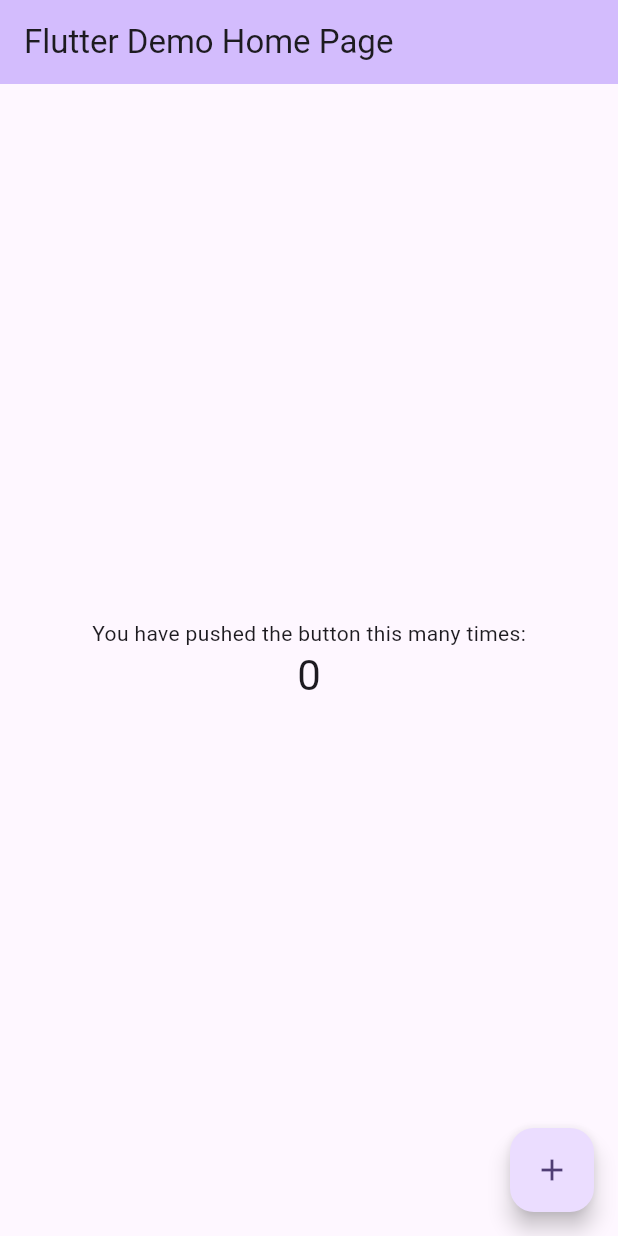
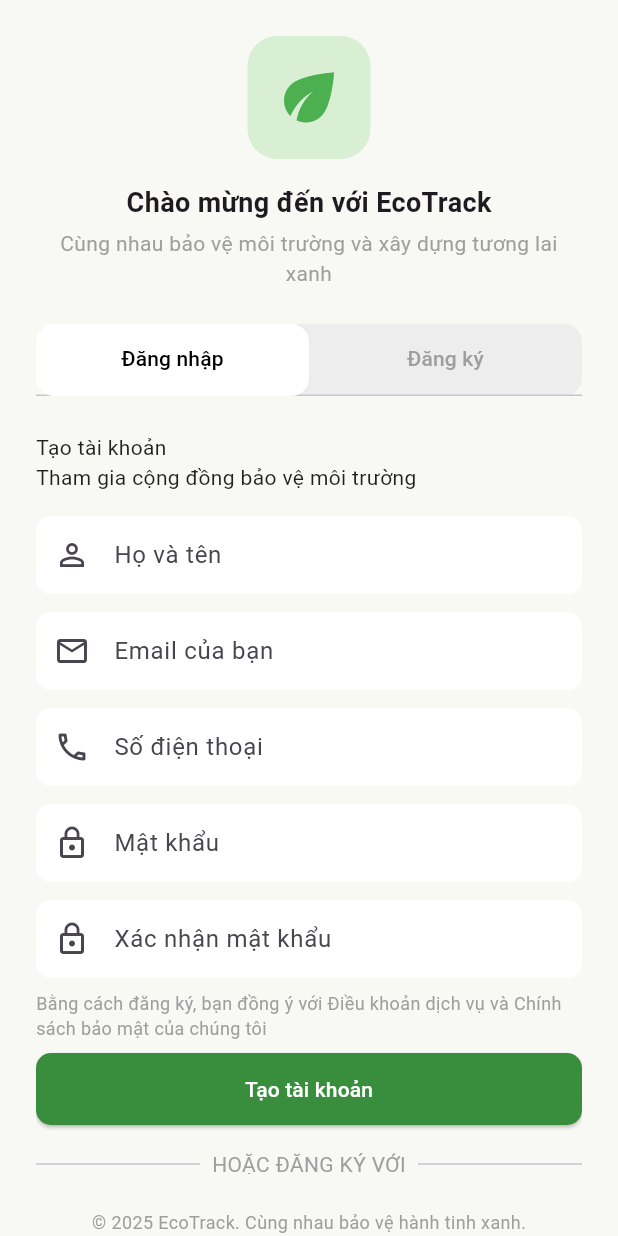
Before and after one commit to Danghoang2004/CapsTone_1_EcoTrack, a Flutter app: the screen it shows after launch, on a phone screen of 412 x 824 dp. Run offline on Flutter 3.47's test engine with Material 3 defaults, Android fonts, the phone set to English and light mode, and no system bars; our stand-ins replace font_awesome_flutter.

Commit message:
frontend register

```diff
--- a/Front_end/ux_ecotrack/lib/main.dart
+++ b/Front_end/ux_ecotrack/lib/main.dart
@@ -1,122 +1,308 @@
 import 'package:flutter/material.dart';
+import 'package:font_awesome_flutter/font_awesome_flutter.dart';
 
-void main() {
-  runApp(const MyApp());
+void main() async {
+  WidgetsFlutterBinding.ensureInitialized();
+  runApp(const EcoTrackApp());
 }
 
-class MyApp extends StatelessWidget {
-  const MyApp({super.key});
+class EcoTrackApp extends StatelessWidget {
+  const EcoTrackApp({super.key});
 
-  // This widget is the root of your application.
   @override
   Widget build(BuildContext context) {
     return MaterialApp(
-      title: 'Flutter Demo',
+      debugShowCheckedModeBanner: false,
+      title: 'EcoTrack',
       theme: ThemeData(
-        // This is the theme of your application.
-        //
-        // TRY THIS: Try running your application with "flutter run". You'll see
-        // the application has a purple toolbar. Then, without quitting the app,
-        // try changing the seedColor in the colorScheme below to Colors.green
-        // and then invoke "hot reload" (save your changes or press the "hot
-        // reload" button in a Flutter-supported IDE, or press "r" if you used
-        // the command line to start the app).
-        //
-        // Notice that the counter didn't reset back to zero; the application
-        // state is not lost during the reload. To reset the state, use hot
-        // restart instead.
-        //
-        // This works for code too, not just values: Most code changes can be
-        // tested with just a hot reload.
-        colorScheme: ColorScheme.fromSeed(seedColor: Colors.deepPurple),
+        primaryColor: Colors.green.shade700,
+        scaffoldBackgroundColor: const Color(0xFFF8F9F4),
+        inputDecorationTheme: InputDecorationTheme(
+          filled: true,
+          fillColor: Colors.white,
+          contentPadding: const EdgeInsets.symmetric(
+            horizontal: 16,
+            vertical: 14,
+          ),
+          border: OutlineInputBorder(
+            borderRadius: BorderRadius.circular(10),
+            borderSide: BorderSide.none,
+          ),
+        ),
       ),
-      home: const MyHomePage(title: 'Flutter Demo Home Page'),
+      home: const AuthScreen(),
     );
   }
 }
 
-class MyHomePage extends StatefulWidget {
-  const MyHomePage({super.key, required this.title});
-
-  // This widget is the home page of your application. It is stateful, meaning
-  // that it has a State object (defined below) that contains fields that affect
-  // how it looks.
-
-  // This class is the configuration for the state. It holds the values (in this
-  // case the title) provided by the parent (in this case the App widget) and
-  // used by the build method of the State. Fields in a Widget subclass are
-  // always marked "final".
-
-  final String title;
+class AuthScreen extends StatefulWidget {
+  const AuthScreen({super.key});
 
   @override
-  State<MyHomePage> createState() => _MyHomePageState();
+  State<AuthScreen> createState() => _AuthScreenState();
 }
 
-class _MyHomePageState extends State<MyHomePage> {
-  int _counter = 0;
+class _AuthScreenState extends State<AuthScreen>
+    with SingleTickerProviderStateMixin {
+  late TabController _tabController;
 
-  void _incrementCounter() {
+  // Controllers cho các ô nhập
+  final _regNameController = TextEditingController();
+  final _regEmailController = TextEditingController();
+  final _regPhoneController = TextEditingController();
+  final _regPasswordController = TextEditingController();
+  final _regConfirmPasswordController = TextEditingController();
+
+  String? _errorMessage; // Hiển thị thông báo lỗi
+
+  @override
+  void initState() {
+    super.initState();
+    _tabController = TabController(length: 2, vsync: this);
+  }
+
+  void _showError(String? message) {
     setState(() {
-      // This call to setState tells the Flutter framework that something has
-      // changed in this State, which causes it to rerun the build method below
-      // so that the display can reflect the updated values. If we changed
-      // _counter without calling setState(), then the build method would not be
-      // called again, and so nothing would appear to happen.
-      _counter++;
+      _errorMessage = message;
     });
+  }
+
+  void _register() {
+    final name = _regNameController.text.trim();
+    final email = _regEmailController.text.trim();
+    final phone = _regPhoneController.text.trim();
+    final password = _regPasswordController.text.trim();
+    final confirm = _regConfirmPasswordController.text.trim();
+
+    if (name.isEmpty ||
+        email.isEmpty ||
+        phone.isEmpty ||
+        password.isEmpty ||
+        confirm.isEmpty) {
+      _showError("⚠️ Vui lòng điền đầy đủ thông tin đăng ký!");
+      return;
+    }
+
+    if (!RegExp(r'^[\w-\.]+@([\w-]+\.)+[\w-]{2,4}$').hasMatch(email)) {
+      _showError("⚠️ Địa chỉ email không hợp lệ!");
+      return;
+    }
+
+    if (password.length < 8) {
+      _showError("⚠️ Mật khẩu phải có ít nhất 8 ký tự!");
+      return;
+    }
+
+    if (password != confirm) {
+      _showError("⚠️ Mật khẩu xác nhận không khớp!");
+      return;
+    }
+
+    _showError(null);
+    ScaffoldMessenger.of(
+      context,
+    ).showSnackBar(const SnackBar(content: Text("Đang tạo tài khoản...")));
   }
 
   @override
   Widget build(BuildContext context) {
-    // This method is rerun every time setState is called, for instance as done
-    // by the _incrementCounter method above.
-    //
-    // The Flutter framework has been optimized to make rerunning build methods
-    // fast, so that you can just rebuild anything that needs updating rather
-    // than having to individually change instances of widgets.
+    final green = Colors.green.shade700;
+
     return Scaffold(
-      appBar: AppBar(
-        // TRY THIS: Try changing the color here to a specific color (to
-        // Colors.amber, perhaps?) and trigger a hot reload to see the AppBar
-        // change color while the other colors stay the same.
-        backgroundColor: Theme.of(context).colorScheme.inversePrimary,
-        // Here we take the value from the MyHomePage object that was created by
-        // the App.build method, and use it to set our appbar title.
-        title: Text(widget.title),
-      ),
-      body: Center(
-        // Center is a layout widget. It takes a single child and positions it
-        // in the middle of the parent.
-        child: Column(
-          // Column is also a layout widget. It takes a list of children and
-          // arranges them vertically. By default, it sizes itself to fit its
-          // children horizontally, and tries to be as tall as its parent.
-          //
-          // Column has various properties to control how it sizes itself and
-          // how it positions its children. Here we use mainAxisAlignment to
-          // center the children vertically; the main axis here is the vertical
-          // axis because Columns are vertical (the cross axis would be
-          // horizontal).
-          //
-          // TRY THIS: Invoke "debug painting" (choose the "Toggle Debug Paint"
-          // action in the IDE, or press "p" in the console), to see the
-          // wireframe for each widget.
-          mainAxisAlignment: MainAxisAlignment.center,
-          children: <Widget>[
-            const Text('You have pushed the button this many times:'),
-            Text(
-              '$_counter',
-              style: Theme.of(context).textTheme.headlineMedium,
-            ),
-          ],
+      body: SafeArea(
+        child: SingleChildScrollView(
+          padding: const EdgeInsets.all(24),
+          keyboardDismissBehavior: ScrollViewKeyboardDismissBehavior.onDrag,
+          child: Column(
+            children: [
+              // Logo
+              Container(
+                padding: const EdgeInsets.all(16),
+                decoration: BoxDecoration(
+                  color: const Color(0xFFD8EFD3),
+                  borderRadius: BorderRadius.circular(20),
+                ),
+                child: const Icon(Icons.eco, size: 50, color: Colors.green),
+              ),
+              const SizedBox(height: 16),
+              const Text(
+                'Chào mừng đến với EcoTrack',
+                style: TextStyle(fontSize: 18, fontWeight: FontWeight.bold),
+              ),
+              const SizedBox(height: 4),
+              const Text(
+                'Cùng nhau bảo vệ môi trường và xây dựng tương lai xanh',
+                textAlign: TextAlign.center,
+                style: TextStyle(color: Colors.grey),
+              ),
+              const SizedBox(height: 24),
+
+              // Tabs
+              Container(
+                decoration: BoxDecoration(
+                  color: const Color(0xFFEDEDED),
+                  borderRadius: BorderRadius.circular(12),
+                ),
+                child: TabBar(
+                  controller: _tabController,
+                  indicator: BoxDecoration(
+                    color: Colors.white,
+                    borderRadius: BorderRadius.circular(12),
+                  ),
+                  indicatorSize: TabBarIndicatorSize.tab,
+                  labelColor: Colors.black,
+                  unselectedLabelColor: Colors.grey,
+                  tabs: const [
+                    Tab(text: 'Đăng nhập'),
+                    Tab(text: 'Đăng ký'),
+                  ],
+                ),
+              ),
+              const SizedBox(height: 24),
+
+              // Hiển thị lỗi nếu có
+              if (_errorMessage != null)
+                Container(
+                  padding: const EdgeInsets.all(10),
+                  margin: const EdgeInsets.only(bottom: 12),
+                  decoration: BoxDecoration(
+                    color: Colors.red.shade100,
+                    borderRadius: BorderRadius.circular(8),
+                  ),
+                  child: Text(
+                    _errorMessage!,
+                    style: const TextStyle(color: Colors.red),
+                    textAlign: TextAlign.center,
+                  ),
+                ),
+
+              Container(
+                height: MediaQuery.of(context).size.height * 0.6,
+                child: TabBarView(
+                  controller: _tabController,
+                  children: [_buildRegisterForm(green)],
+                ),
+              ),
+
+              const SizedBox(height: 24),
+              const Text(
+                '© 2025 EcoTrack. Cùng nhau bảo vệ hành tinh xanh.',
+                style: TextStyle(color: Colors.grey, fontSize: 12),
+              ),
+            ],
+          ),
         ),
       ),
-      floatingActionButton: FloatingActionButton(
-        onPressed: _incrementCounter,
-        tooltip: 'Increment',
-        child: const Icon(Icons.add),
-      ), // This trailing comma makes auto-formatting nicer for build methods.
+    );
+  }
+
+  Widget _buildRegisterForm(Color green) {
+    return SingleChildScrollView(
+      child: Column(
+        crossAxisAlignment: CrossAxisAlignment.stretch,
+        children: [
+          const Text(
+            'Tạo tài khoản\nTham gia cộng đồng bảo vệ môi trường',
+            style: TextStyle(fontSize: 14, color: Colors.black87),
+          ),
+          const SizedBox(height: 16),
+          TextField(
+            controller: _regNameController,
+            decoration: const InputDecoration(
+              prefixIcon: Icon(Icons.person_outline),
+              hintText: 'Họ và tên',
+            ),
+          ),
+          const SizedBox(height: 12),
+          TextField(
+            controller: _regEmailController,
+            decoration: const InputDecoration(
+              prefixIcon: Icon(Icons.email_outlined),
+              hintText: 'Email của bạn',
+            ),
+          ),
+          const SizedBox(height: 12),
+          TextField(
+            controller: _regPhoneController,
+            decoration: const InputDecoration(
+              prefixIcon: Icon(Icons.phone_outlined),
+              hintText: 'Số điện thoại',
+            ),
+          ),
+          const SizedBox(height: 12),
+          TextField(
+            controller: _regPasswordController,
+            obscureText: true,
+            decoration: const InputDecoration(
+              prefixIcon: Icon(Icons.lock_outline),
+              hintText: 'Mật khẩu',
+            ),
+          ),
+          const SizedBox(height: 12),
+          TextField(
+            controller: _regConfirmPasswordController,
+            obscureText: true,
+            decoration: const InputDecoration(
+              prefixIcon: Icon(Icons.lock_outline),
+              hintText: 'Xác nhận mật khẩu',
+            ),
+          ),
+          const SizedBox(height: 8),
+          const Text(
+            'Bằng cách đăng ký, bạn đồng ý với Điều khoản dịch vụ và Chính sách bảo mật của chúng tôi',
+            style: TextStyle(fontSize: 12, color: Colors.grey),
+          ),
+          const SizedBox(height: 8),
+          ElevatedButton(
+            style: ElevatedButton.styleFrom(
+              backgroundColor: green,
+              shape: RoundedRectangleBorder(
+                borderRadius: BorderRadius.circular(10),
+              ),
+              padding: const EdgeInsets.symmetric(vertical: 14),
+            ),
+            onPressed: _register,
+            child: const Text(
+              'Tạo tài khoản',
+              style: TextStyle(color: Colors.white),
+            ),
+          ),
+          const SizedBox(height: 16),
+          const Row(
+            children: [
+              Expanded(child: Divider(thickness: 1)),
+              Padding(
+                padding: EdgeInsets.symmetric(horizontal: 8),
+                child: Text(
+                  'HOẶC ĐĂNG KÝ VỚI',
+                  style: TextStyle(color: Colors.grey),
+                ),
+              ),
+              Expanded(child: Divider(thickness: 1)),
+            ],
+          ),
+          const SizedBox(height: 16),
+          _buildSocialButtons(),
+        ],
+      ),
+    );
+  }
+
+  Widget _buildSocialButtons() {
+    return Row(
+      mainAxisAlignment: MainAxisAlignment.spaceEvenly,
+      children: [
+        OutlinedButton.icon(
+          onPressed: () {},
+          icon: const FaIcon(FontAwesomeIcons.google, color: Colors.red),
+          label: const Text('Google'),
+        ),
+        OutlinedButton.icon(
+          onPressed: () {},
+          icon: const FaIcon(FontAwesomeIcons.facebook, color: Colors.blue),
+          label: const Text('Facebook'),
+        ),
+      ],
     );
   }
 }
--- a/Front_end/ux_ecotrack/pubspec.yaml
+++ b/Front_end/ux_ecotrack/pubspec.yaml
@@ -34,6 +34,7 @@ dependencies:
   # The following adds the Cupertino Icons font to your application.
   # Use with the CupertinoIcons class for iOS style icons.
   cupertino_icons: ^1.0.8
+  font_awesome_flutter: ^10.12.0
 
 dev_dependencies:
   flutter_test:
```
Also changed, not shown: Front_end/ux_ecotrack/pubspec.lock, 1 other file.
